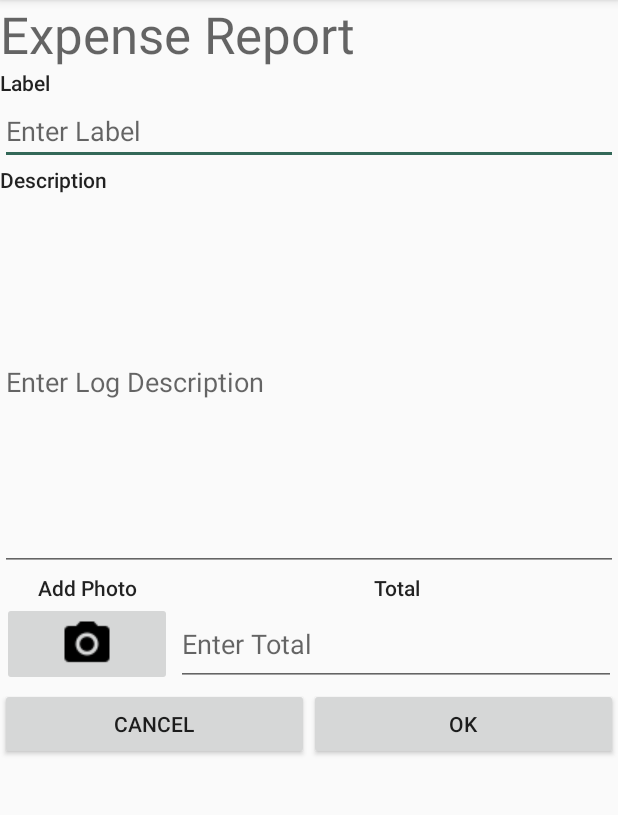
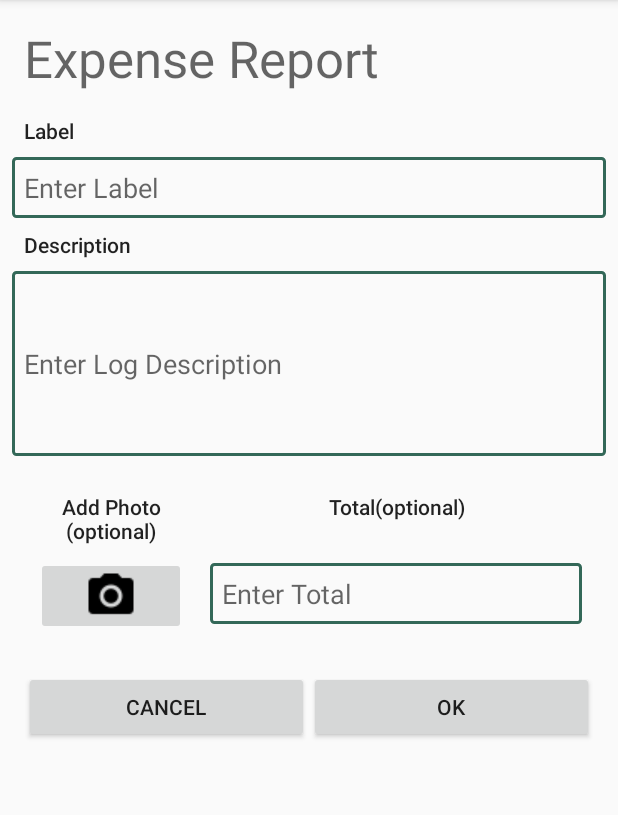
Before and after one commit to sarakv/CareTrackerApp, an Android app: the Expense screen opened directly, with no data from a screen before it, on a phone screen of 412 x 824 dp, the part 84-899 px from its top. Run offline under Robolectric (Android 15) with nearby library versions, the phone set to English and light mode, and no system bars.

Commit message:
refined communication and expense layout

```diff
--- a/app/src/main/res/layout/activity_expense.xml
+++ b/app/src/main/res/layout/activity_expense.xml
@@ -5,6 +5,7 @@
     android:layout_width="match_parent"
     android:layout_height="match_parent"
     android:orientation="vertical"
+    android:padding="8dp"
     tools:context="cs246.sara.caretrackerapp.Expense">
 
 
@@ -13,6 +14,7 @@
         android:layout_width="match_parent"
         android:layout_height="wrap_content"
         android:text="@string/title_expense"
+        android:padding="8dp"
         android:textAppearance="@style/TextAppearance.AppCompat.Display1" />
 
     <TextView
@@ -20,6 +22,7 @@
         android:layout_width="match_parent"
         android:layout_height="wrap_content"
         android:text="@string/label"
+        android:padding="8dp"
         android:textAppearance="@style/TextAppearance.AppCompat.Body2" />
 
     <EditText
@@ -28,6 +31,8 @@
         android:layout_height="wrap_content"
         android:ems="10"
         android:hint="@string/label_hint"
+        android:background="@drawable/text_border"
+        android:padding="8dp"
         android:inputType="text|textPersonName" />
 
     <TextView
@@ -35,20 +40,24 @@
         android:layout_width="match_parent"
         android:layout_height="wrap_content"
         android:text="@string/description"
+        android:padding="8dp"
         android:textAppearance="@style/TextAppearance.AppCompat.Body2" />
 
     <EditText
         android:id="@+id/expenseDescription"
         android:layout_width="match_parent"
-        android:layout_height="251dp"
+        android:layout_height="123dp"
+        android:background="@drawable/text_border"
         android:ems="10"
         android:hint="@string/descrip_hint"
         android:inputType="textPersonName"
+        android:padding="8dp"
         android:textAlignment="viewStart" />
 
     <LinearLayout
         android:layout_width="match_parent"
         android:layout_height="wrap_content"
+        android:padding="8dp">
         android:orientation="horizontal">
 
         <LinearLayout
@@ -56,7 +65,7 @@
             android:layout_width="116dp"
             android:layout_height="wrap_content"
             android:orientation="vertical"
-            android:padding="1dp">
+            android:padding="8dp">
 
             <TextView
                 android:id="@+id/addPhoto"
@@ -64,12 +73,14 @@
                 android:layout_height="wrap_content"
                 android:text="@string/add_photo"
                 android:textAlignment="center"
+                android:padding="8dp"
                 android:textAppearance="@style/TextAppearance.AppCompat.Body2" />
 
             <ImageButton
                 android:id="@+id/imageButton2"
                 android:layout_width="match_parent"
                 android:layout_height="wrap_content"
+                android:padding="8dp"
                 app:srcCompat="@drawable/ic_photo_camera_black_24dp" />
 
         </LinearLayout>
@@ -79,12 +90,13 @@
             android:layout_width="match_parent"
             android:layout_height="wrap_content"
             android:orientation="vertical"
-            android:padding="1dp">
+            android:padding="8dp">
 
             <TextView
                 android:id="@+id/Total"
                 android:layout_width="match_parent"
-                android:layout_height="wrap_content"
+                android:layout_height="55dp"
+                android:padding="8dp"
                 android:text="@string/expense_total"
                 android:textAlignment="center"
                 android:textAppearance="@style/TextAppearance.AppCompat.Body2" />
@@ -92,10 +104,12 @@
             <EditText
                 android:id="@+id/enterTotal"
                 android:layout_width="match_parent"
-                android:layout_height="56dp"
+                android:layout_height="wrap_content"
+                android:background="@drawable/text_border"
                 android:ems="10"
                 android:hint="@string/expense_total_hint"
-                android:inputType="numberDecimal" />
+                android:inputType="numberDecimal"
+                android:padding="8dp" />
 
         </LinearLayout>
 
@@ -104,6 +118,7 @@
     <LinearLayout
         android:layout_width="match_parent"
         android:layout_height="match_parent"
+        android:padding="8dp"
         android:orientation="horizontal">
 
         <Button
@@ -111,6 +126,7 @@
             android:layout_width="wrap_content"
             android:layout_height="wrap_content"
             android:layout_weight="1"
+            android:padding="8dp"
             android:text="@string/btn_cancel" />
 
         <Button
@@ -118,6 +134,7 @@
             android:layout_width="wrap_content"
             android:layout_height="wrap_content"
             android:layout_weight="1"
+            android:padding="8dp"
             android:text="@string/btn_ok" />
     </LinearLayout>
 
--- a/app/src/main/res/layout/activity_note.xml
+++ b/app/src/main/res/layout/activity_note.xml
@@ -5,10 +5,12 @@
     android:layout_width="match_parent"
     android:layout_height="match_parent"
     android:orientation="vertical"
+    android:padding="8dp"
     tools:context="cs246.sara.caretrackerapp.Note">
 
     <TextView
         android:id="@+id/commTitle"
+        android:padding="8dp"
         android:layout_width="match_parent"
         android:layout_height="wrap_content"
         android:text="@string/commTitle"
@@ -16,6 +18,7 @@
 
     <TextView
         android:id="@+id/commToClient"
+        android:padding="8dp"
         android:layout_width="match_parent"
         android:layout_height="wrap_content"
         android:text="@string/toClientLabel"
@@ -23,6 +26,8 @@
 
     <EditText
         android:id="@+id/cTOclient"
+        android:background="@drawable/text_border"
+        android:padding="8dp"
         android:layout_width="match_parent"
         android:layout_height="131dp"
         android:ems="10"
@@ -31,25 +36,30 @@
 
     <TextView
         android:id="@+id/commFromClient"
+        android:padding="8dp"
         android:layout_width="match_parent"
         android:layout_height="wrap_content"
         android:text="@string/fromClientLabel"
         android:textAppearance="@style/TextAppearance.AppCompat.Body2" />
 
     <EditText
-        android:id="@+id/cTOclient"
+        android:id="@+id/cFROMclient"
+        android:background="@drawable/text_border"
+        android:padding="8dp"
         android:layout_width="match_parent"
         android:layout_height="131dp"
         android:ems="10"
         android:hint="@string/fromClientLabelHint"
         android:inputType="textPersonName" />
     <LinearLayout
+        android:padding="8dp"
         android:layout_width="match_parent"
         android:layout_height="match_parent"
         android:orientation="horizontal">
 
         <Button
             android:id="@+id/cancelComm"
+            android:padding="8dp"
             android:layout_width="wrap_content"
             android:layout_height="wrap_content"
             android:layout_weight="1"
@@ -57,6 +67,7 @@
 
         <Button
             android:id="@+id/okComm"
+            android:padding="8dp"
             android:layout_width="wrap_content"
             android:layout_height="wrap_content"
             android:layout_weight="1"
--- a/app/src/main/res/values/strings.xml
+++ b/app/src/main/res/values/strings.xml
@@ -15,8 +15,8 @@
     <string name="btn_ok">Ok</string>
     <string name="btn_cancel">Cancel</string>
     <string name="title_expense">Expense Report</string>
-    <string name="add_photo">Add Photo</string>
-    <string name="expense_total">Total</string>
+    <string name="add_photo">Add Photo (optional)</string>
+    <string name="expense_total">Total(optional)</string>
     <string name="expense_total_hint">Enter Total</string>
     <string name="label">Label</string>
     <string name="description">Description</string>
```
